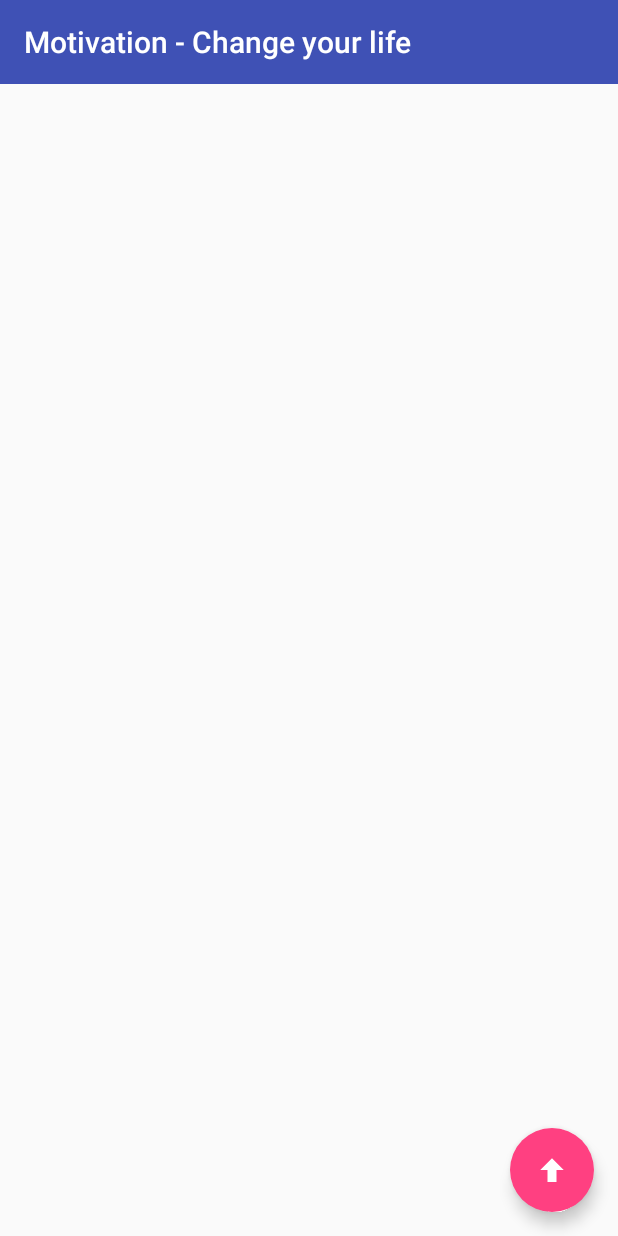
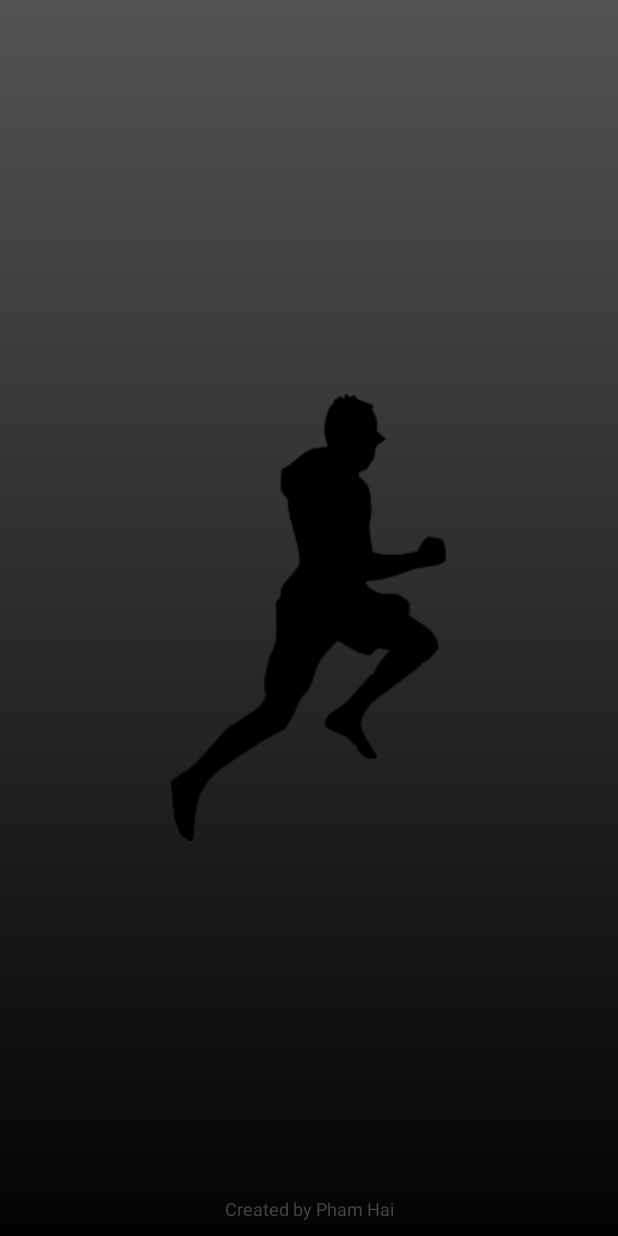
Before and after one commit to haipv1108/motivation---change-your-life, an Android app: the first screen one second after launch (MainActivity before the commit, SplashActivity after it), on a phone screen of 412 x 824 dp. Run offline under Robolectric (Android 15) with nearby library versions, the phone set to English and light mode, and no system bars.

Commit message:
+ Add splash screen

```diff
--- a/app/build.gradle
+++ b/app/build.gradle
@@ -33,5 +33,7 @@ dependencies {
     compile 'com.github.bumptech.glide:glide:3.5.2'
     compile 'com.intuit.sdp:sdp-android:1.0.3'
     compile 'com.android.volley:volley:1.0.0'
+    compile 'org.sufficientlysecure:donations:2.5'
+    compile 'com.android.support.constraint:constraint-layout:1.0.2'
     testCompile 'junit:junit:4.12'
 }
--- a/app/src/main/java/com/brine/motivation_changeyourlife/MainActivity.java
+++ b/app/src/main/java/com/brine/motivation_changeyourlife/activity/MainActivity.java
@@ -1,9 +1,10 @@
-package com.brine.motivation_changeyourlife;
+package com.brine.motivation_changeyourlife.activity;
 
 import android.support.v7.app.AppCompatActivity;
 import android.os.Bundle;
 import android.support.v7.widget.Toolbar;
 
+import com.brine.motivation_changeyourlife.R;
 import com.brine.motivation_changeyourlife.flagment.HomeFragment;
 
 public class MainActivity extends AppCompatActivity {
--- /dev/null
+++ b/app/src/main/java/com/brine/motivation_changeyourlife/activity/SplashActivity.java
@@ -0,0 +1,29 @@
+package com.brine.motivation_changeyourlife.activity;
+
+import android.content.Intent;
+import android.os.Handler;
+import android.support.v7.app.AppCompatActivity;
+import android.os.Bundle;
+
+import com.brine.motivation_changeyourlife.R;
+
+public class SplashActivity extends AppCompatActivity {
+
+    private static int SPLASH_TIME_OUT = 3000;
+
+    @Override
+    protected void onCreate(Bundle savedInstanceState) {
+        super.onCreate(savedInstanceState);
+        setContentView(R.layout.activity_splash);
+
+        new Handler().postDelayed(new Runnable() {
+            @Override
+            public void run() {
+                Intent intent = new Intent(SplashActivity.this, MainActivity.class);
+                startActivity(intent);
+
+                finish();
+            }
+        }, SPLASH_TIME_OUT);
+    }
+}
--- a/app/src/main/java/com/brine/motivation_changeyourlife/database/DatabaseHelper.java
+++ b/app/src/main/java/com/brine/motivation_changeyourlife/database/DatabaseHelper.java
@@ -29,9 +29,6 @@ public class DatabaseHelper extends SQLiteOpenHelper {
     public static final String KEY_IS_UNDERSTAND_MOTIVATION_CARD = "is_understand";
     public static final String KEY_IS_CAN_DO_MOTIVATION_CARD = "is_can_do";
     public static final String KEY_IS_DONE_MOTIVATION_CARD = "is_done";
-    public static final String KEY_ACTION1_MOTIVATION_CARD = "action1";
-    public static final String KEY_ACTION2_MOTIVATION_CARD = "action2";
-    public static final String KEY_ACTION3_MOTIVATION_CARD = "action3";
 
     public static final String CREATE_TABLE_MOTIVATION_CARD =
             "CREATE TABLE " + TABLE_MOTIVATION_CARD + "(" +
@@ -43,9 +40,6 @@ public class DatabaseHelper extends SQLiteOpenHelper {
                     ", " + KEY_IS_UNDERSTAND_MOTIVATION_CARD + " INTEGER DEFAULT 0" +
                     ", " + KEY_IS_CAN_DO_MOTIVATION_CARD + " INTEGER DEFAULT 0" +
                     ", " + KEY_IS_DONE_MOTIVATION_CARD + " INTEGER DEFAULT 0" +
-                    ", " + KEY_ACTION1_MOTIVATION_CARD + " TEXT" +
-                    "," + KEY_ACTION2_MOTIVATION_CARD + " TEXT" +
-                    ", " + KEY_ACTION3_MOTIVATION_CARD + " TEXT " +
                     ")";
 
     private SQLiteDatabase db;
@@ -163,9 +157,6 @@ public class DatabaseHelper extends SQLiteOpenHelper {
         values.put(KEY_IS_UNDERSTAND_MOTIVATION_CARD, motivationCard.getUnderstand());
         values.put(KEY_IS_CAN_DO_MOTIVATION_CARD, motivationCard.getCanDoIt());
         values.put(KEY_IS_DONE_MOTIVATION_CARD, motivationCard.getDoneIt());
-        values.put(KEY_ACTION1_MOTIVATION_CARD, motivationCard.getAction1());
-        values.put(KEY_ACTION2_MOTIVATION_CARD, motivationCard.getAction2());
-        values.put(KEY_ACTION3_MOTIVATION_CARD, motivationCard.getAction3());
         return values;
     }
 
@@ -178,10 +169,7 @@ public class DatabaseHelper extends SQLiteOpenHelper {
                 .setStatus(cursor.getInt(cursor.getColumnIndex(KEY_STATUS_MOTIVATION_CARD)))
                 .setUnderstand(cursor.getInt(cursor.getInt(cursor.getColumnIndex(KEY_IS_UNDERSTAND_MOTIVATION_CARD))))
                 .setCanDoIt(cursor.getInt(cursor.getInt(cursor.getColumnIndex(KEY_IS_CAN_DO_MOTIVATION_CARD))))
-                .setDoneIt(cursor.getInt(cursor.getInt(cursor.getColumnIndex(KEY_IS_DONE_MOTIVATION_CARD))))
-                .setAction1(cursor.getString(cursor.getColumnIndex(KEY_ACTION1_MOTIVATION_CARD)))
-                .setAction2(cursor.getString(cursor.getColumnIndex(KEY_ACTION2_MOTIVATION_CARD)))
-                .setAction3(cursor.getString(cursor.getColumnIndex(KEY_ACTION3_MOTIVATION_CARD)));
+                .setDoneIt(cursor.getInt(cursor.getInt(cursor.getColumnIndex(KEY_IS_DONE_MOTIVATION_CARD))));
         return motivationCard;
     }
 }
--- a/app/src/main/java/com/brine/motivation_changeyourlife/model/MotivationCard.java
+++ b/app/src/main/java/com/brine/motivation_changeyourlife/model/MotivationCard.java
@@ -20,9 +20,6 @@ public class MotivationCard {
     private boolean isUnderstand;
     private boolean isCanDoIt;
     private boolean isDoneIt;
-    private String action1;
-    private String action2;
-    private String action3;
 
     public MotivationCard(){
 
@@ -37,9 +34,6 @@ public class MotivationCard {
         this.isUnderstand = false;
         this.isCanDoIt = false;
         this.isDoneIt = false;
-        this.action1 = "";
-        this.action2 = "";
-        this.action3 = "";
     }
 
     public int getId() {
@@ -146,31 +140,4 @@ public class MotivationCard {
         }
         return this;
     }
-
-    public String getAction1() {
-        return action1;
-    }
-
-    public MotivationCard setAction1(String action1) {
-        this.action1 = action1;
-        return this;
-    }
-
-    public String getAction2() {
-        return action2;
-    }
-
-    public MotivationCard setAction2(String action2) {
-        this.action2 = action2;
-        return this;
-    }
-
-    public String getAction3() {
-        return action3;
-    }
-
-    public MotivationCard setAction3(String action3) {
-        this.action3 = action3;
-        return this;
-    }
 }
--- /dev/null
+++ b/app/src/main/res/drawable/gradient_background.xml
@@ -0,0 +1,8 @@
+<?xml version="1.0" encoding="utf-8"?>
+<selector xmlns:android="http://schemas.android.com/apk/res/android">
+
+    <item><shape>
+        <gradient android:angle="90" android:endColor="#535353"  android:startColor="#030303" android:type="linear" />
+    </shape></item>
+
+</selector>
--- /dev/null
+++ b/app/src/main/res/layout/activity_splash.xml
@@ -0,0 +1,25 @@
+<?xml version="1.0" encoding="utf-8"?>
+<RelativeLayout xmlns:android="http://schemas.android.com/apk/res/android"
+    android:layout_width="match_parent"
+    android:layout_height="match_parent"
+    android:background="@drawable/gradient_background" >
+
+    <ImageView
+        android:id="@+id/imgLogo"
+        android:layout_width="wrap_content"
+        android:layout_height="wrap_content"
+        android:layout_centerInParent="true"
+        android:background="@android:color/transparent"
+        android:src="@drawable/applogo" />
+
+    <TextView
+        android:layout_width="fill_parent"
+        android:layout_height="wrap_content"
+        android:layout_marginBottom="10dp"
+        android:textSize="12dp"
+        android:textColor="#454545"
+        android:gravity="center_horizontal"
+        android:layout_alignParentBottom="true"
+        android:text="Created by Pham Hai" />
+
+</RelativeLayout>
--- a/build.gradle
+++ b/build.gradle
@@ -5,7 +5,7 @@ buildscript {
         jcenter()
     }
     dependencies {
-        classpath 'com.android.tools.build:gradle:2.2.3'
+        classpath 'com.android.tools.build:gradle:2.3.0'
 
         // NOTE: Do not place your application dependencies here; they belong
         // in the individual module build.gradle files
```
Also changed, not shown: app/src/main/AndroidManifest.xml (+7 -4 lines), app/src/main/java/com/brine/motivation_changeyourlife/flagment/DetailsFragment.java (+32 -23 lines), app/src/main/res/layout/fragment_details.xml (+1 -93 lines), app/src/main/res/drawable/applogo.png (added), app/src/main/res/drawable/ic_success.png (added), app/src/main/res/drawable/logo.jpg (deleted), app/src/main/res/drawable/logo.png (added), gradle/wrapper/gradle-wrapper.properties.
